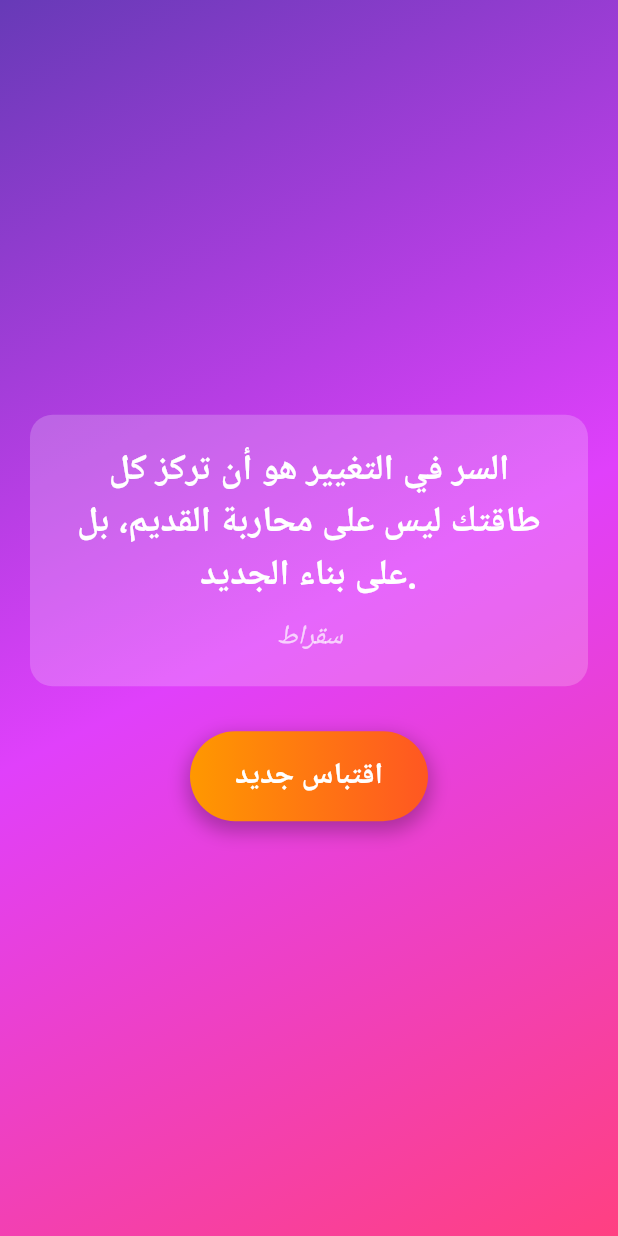
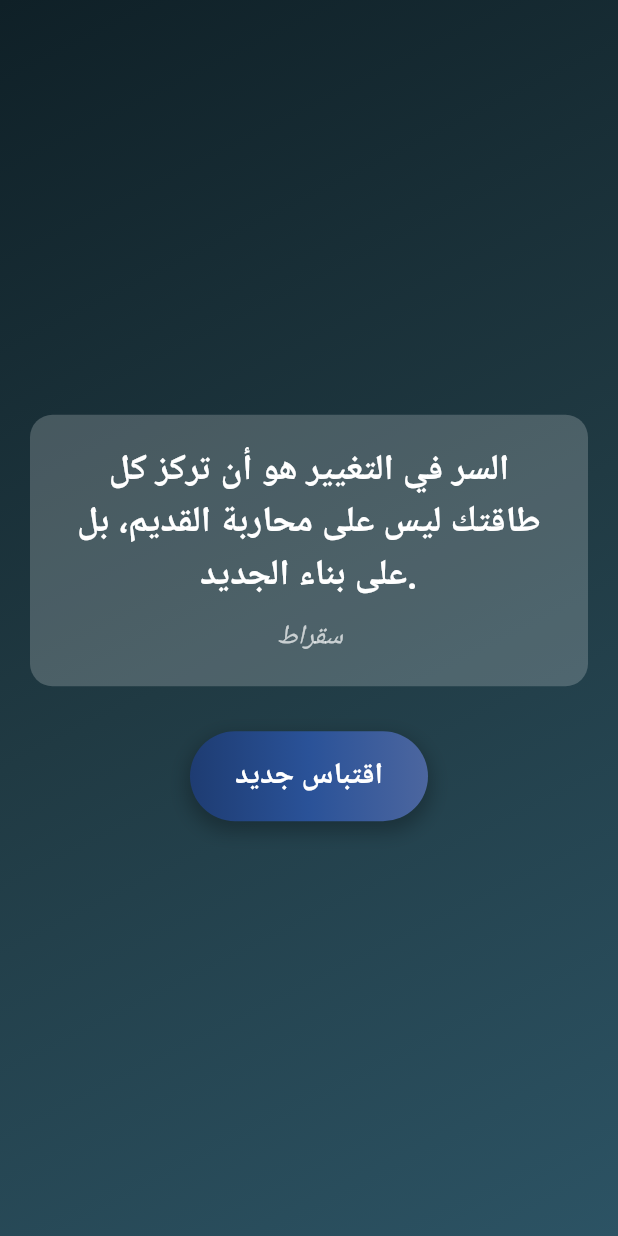
Before and after one commit to AhmedSaleh74/Quote-Application, a Flutter app: the screen it shows after launch, on a phone screen of 412 x 824 dp. Run offline on Flutter 3.47's test engine with Material 3 defaults, Android fonts, the phone set to English and light mode, and no system bars; our stand-ins replace get.

Commit message:
Enhanced UI: Added gradient background, improved quote display, and animated button.

```diff
--- a/lib/screens/quote_home.dart
+++ b/lib/screens/quote_home.dart
@@ -15,9 +15,9 @@ class QuoteHome extends StatelessWidget {
         decoration: BoxDecoration(
           gradient: LinearGradient(
             colors: [
-              Colors.deepPurple,
-              Colors.purpleAccent,
-              Colors.pinkAccent,
+              Color(0xFF0F2027), // Dark Blue-Gray
+              Color(0xFF203A43), // Dark Cyan-Gray
+              Color(0xFF2C5364), // Deep Teal
             ],
             begin: Alignment.topLeft,
             end: Alignment.bottomRight,
@@ -65,7 +65,14 @@ class QuoteHome extends StatelessWidget {
                     padding: EdgeInsets.symmetric(vertical: 15, horizontal: 30),
                     decoration: BoxDecoration(
                       gradient: LinearGradient(
-                        colors: [Colors.orange, Colors.deepOrange],
+                        colors: [
+                          Color(
+                              0xFF1E3C72), // Navy Blue - لون أزرق داكن لكنه واضح
+                          Color(
+                              0xFF2A5298), // Royal Blue - لون أزرق ملكي فاتح شوية
+                          Color(
+                              0xFF4C669F), // Muted Blue - أزرق بلمسة رمادية هادئة
+                        ],
                       ),
                       borderRadius: BorderRadius.circular(30),
                       boxShadow: [
```
